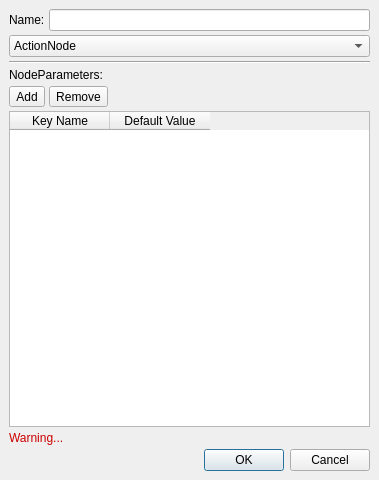
Above: bt_editor/custom_node_dialog.ui from BehaviorTree/Groot before the change. Below: the same form after it.
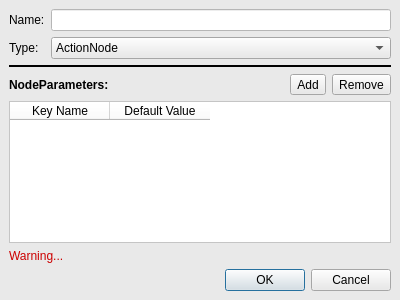
That is the form after the change.

Patch:
```diff
--- a/bt_editor/custom_node_dialog.ui
+++ b/bt_editor/custom_node_dialog.ui
@@ -6,16 +6,25 @@
    <rect>
     <x>0</x>
     <y>0</y>
-    <width>379</width>
-    <height>480</height>
+    <width>400</width>
+    <height>300</height>
    </rect>
   </property>
+  <property name="maximumSize">
+   <size>
+    <width>16777215</width>
+    <height>400</height>
+   </size>
+  </property>
   <property name="windowTitle">
    <string>Custom Node Editor</string>
   </property>
-  <layout class="QVBoxLayout" name="verticalLayout" stretch="0,0,0,0,0,0,0,0">
+  <property name="styleSheet">
+   <string notr="true">background-color: rgb(233, 233, 233)</string>
+  </property>
+  <layout class="QVBoxLayout" name="verticalLayout" stretch="0,0,0,0,0,0">
    <property name="spacing">
-    <number>4</number>
+    <number>6</number>
    </property>
    <property name="leftMargin">
     <number>9</number>
@@ -30,60 +39,69 @@
     <number>9</number>
    </property>
    <item>
-    <layout class="QHBoxLayout" name="horizontalLayout_2">
-     <item>
+    <layout class="QFormLayout" name="formLayout">
+     <item row="0" column="0">
       <widget class="QLabel" name="label_2">
        <property name="text">
         <string>Name:</string>
        </property>
       </widget>
      </item>
-     <item>
-      <widget class="QLineEdit" name="lineEdit"/>
+     <item row="0" column="1">
+      <widget class="QLineEdit" name="lineEdit">
+       <property name="styleSheet">
+        <string notr="true">background-color: white;</string>
+       </property>
+      </widget>
+     </item>
+     <item row="1" column="1">
+      <widget class="QComboBox" name="comboBox">
+       <item>
+        <property name="text">
+         <string>ActionNode</string>
+        </property>
+       </item>
+       <item>
+        <property name="text">
+         <string>ConditionNode</string>
+        </property>
+       </item>
+      </widget>
+     </item>
+     <item row="1" column="0">
+      <widget class="QLabel" name="label_3">
+       <property name="text">
+        <string>Type:</string>
+       </property>
+      </widget>
      </item>
     </layout>
    </item>
-   <item>
-    <widget class="QComboBox" name="comboBox">
-     <item>
-      <property name="text">
-       <string>ActionNode</string>
-      </property>
-     </item>
-     <item>
-      <property name="text">
-       <string>ConditionNode</string>
-      </property>
-     </item>
-    </widget>
-   </item>
    <item>
     <widget class="Line" name="line">
+     <property name="frameShadow">
+      <enum>QFrame::Plain</enum>
+     </property>
+     <property name="lineWidth">
+      <number>2</number>
+     </property>
      <property name="orientation">
       <enum>Qt::Horizontal</enum>
      </property>
     </widget>
    </item>
-   <item>
-    <widget class="QLabel" name="label">
-     <property name="text">
-      <string>NodeParameters:</string>
-     </property>
-    </widget>
-   </item>
    <item>
     <layout class="QHBoxLayout" name="horizontalLayout">
      <item>
-      <widget class="QToolButton" name="toolButtonAdd">
-       <property name="text">
-        <string>Add</string>
+      <widget class="QLabel" name="label">
+       <property name="font">
+        <font>
+         <weight>75</weight>
+         <bold>true</bold>
+        </font>
        </property>
-      </widget>
-     </item>
-     <item>
-      <widget class="QToolButton" name="toolButtonRemove">
        <property name="text">
-        <string>Remove</string>
+        <string>NodeParameters:</string>
        </property>
       </widget>
      </item>
@@ -100,10 +118,27 @@
        </property>
       </spacer>
      </item>
+     <item>
+      <widget class="QToolButton" name="toolButtonAdd">
+       <property name="text">
+        <string>Add</string>
+       </property>
+      </widget>
+     </item>
+     <item>
+      <widget class="QToolButton" name="toolButtonRemove">
+       <property name="text">
+        <string>Remove</string>
+       </property>
+      </widget>
+     </item>
     </layout>
    </item>
    <item>
     <widget class="QTableWidget" name="tableWidget">
+     <property name="styleSheet">
+      <string notr="true">background-color: white;</string>
+     </property>
      <property name="selectionMode">
       <enum>QAbstractItemView::SingleSelection</enum>
      </property>
```
